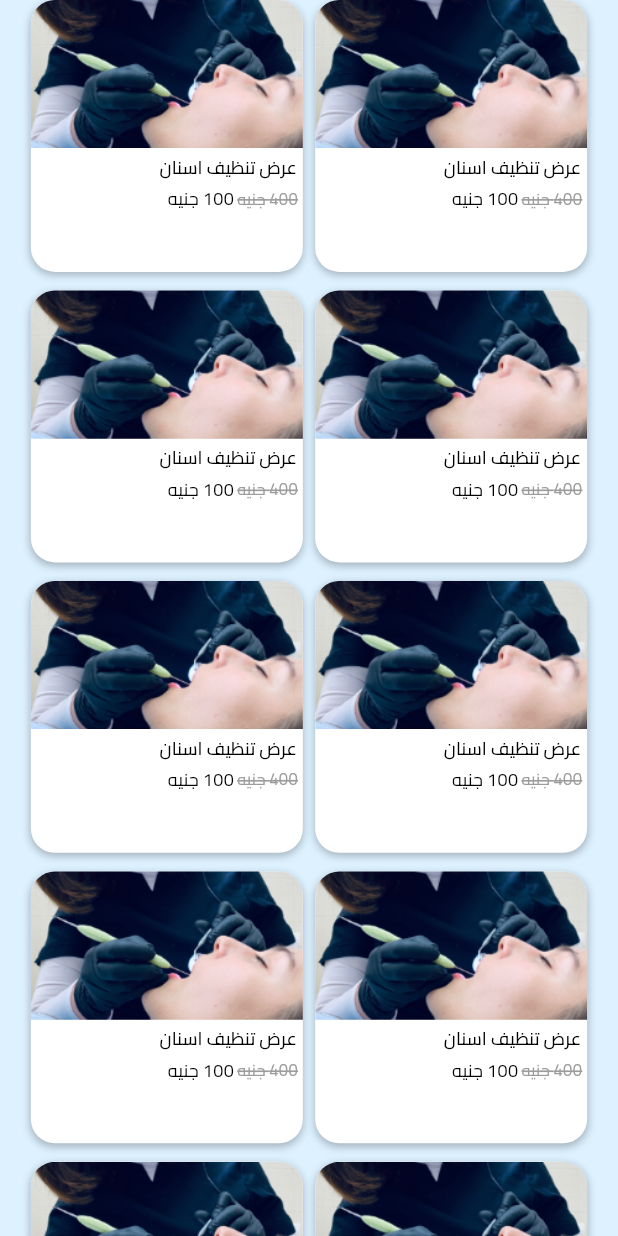
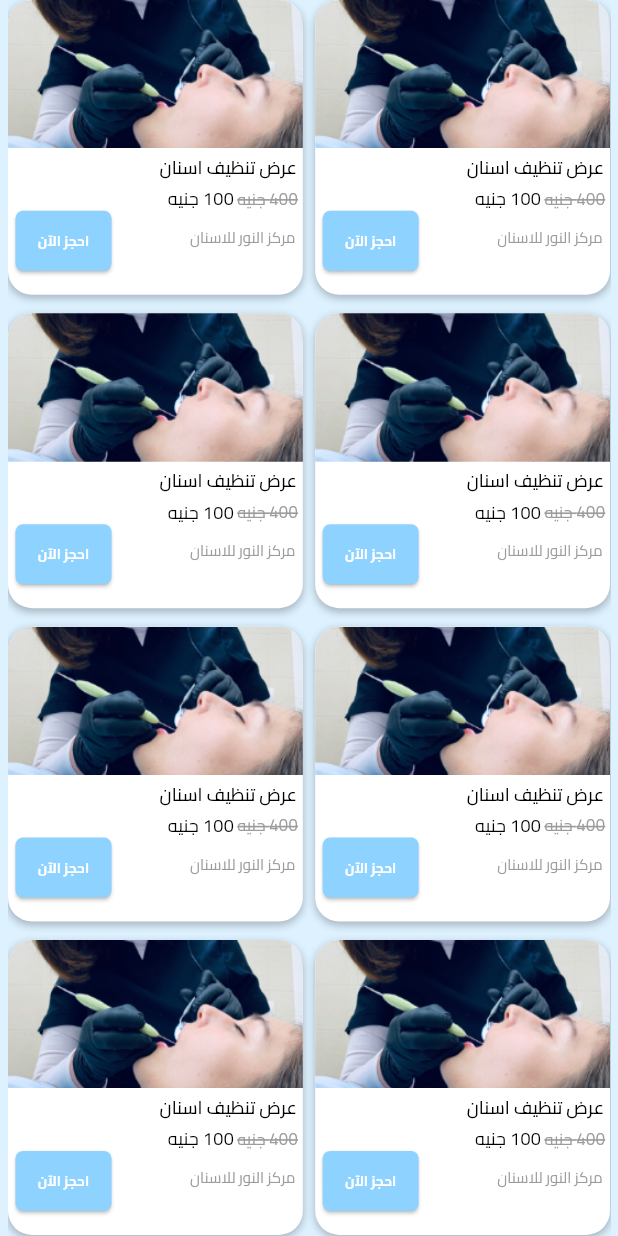
Before and after one commit to AhmedSlman/Doctory, a Flutter app: the HomeGridView widget shown alone on an empty page, opened directly, on a phone screen of 412 x 824 dp. Run offline on Flutter 3.47's test engine with Material 3 defaults, Android fonts, the phone set to English and light mode, and no system bars; our stand-ins replace go_router.

Commit message:
homeview last

```diff
--- a/lib/core/utils/app_strings.dart
+++ b/lib/core/utils/app_strings.dart
@@ -12,7 +12,8 @@ abstract class AppStrings {
       mobileNumber = 'رقم الهاتف',
       dateOfBirth = 'تاريخ الميلاد',
       categories = 'الاقسام',
-      offers='العروض';
+      offers='العروض',
+      bookNow='احجز الآن';
 
 
 
--- a/lib/core/utils/app_styles.dart
+++ b/lib/core/utils/app_styles.dart
@@ -60,4 +60,20 @@ abstract class AppStyles {
 
   );
 
+  static const s10 = TextStyle(
+    fontSize: 10,
+    fontFamily: "Cairo",
+    fontWeight: FontWeight.normal,
+    color: AppColors.greyForIcon,
+
+  );
+
+  static const sTextButton = TextStyle(
+    fontSize: 9,
+    fontFamily: "Cairo",
+    fontWeight: FontWeight.bold,
+    color: AppColors.whiteColor,
+
+  );
+
 }
--- a/lib/features/home/presentation/views/widgets/home_grid_view.dart
+++ b/lib/features/home/presentation/views/widgets/home_grid_view.dart
@@ -1,4 +1,6 @@
+import 'package:doctory/core/utils/app_colors.dart';
 import 'package:flutter/material.dart';
+import '../../../../../core/utils/app_strings.dart';
 import '../../../../../core/utils/app_styles.dart';
 
 class HomeGridView extends StatelessWidget {
@@ -9,10 +11,11 @@ class HomeGridView extends StatelessWidget {
     double height = MediaQuery.of(context).size.height;
     double width = MediaQuery.of(context).size.width;
 
-    return GridView.builder(
-      shrinkWrap: true,
-      physics: const NeverScrollableScrollPhysics(),
-      padding: EdgeInsets.symmetric(horizontal: width * 0.05),
+    return Padding(
+      padding: const EdgeInsets.only(left: 5, right: 5),
+      child: GridView.builder(
+        physics: const BouncingScrollPhysics(),
+        padding: EdgeInsets.symmetric(horizontal: width * 0.0008),
         gridDelegate: SliverGridDelegateWithFixedCrossAxisCount(
           crossAxisCount: 2,
           crossAxisSpacing: width * 0.02,
@@ -20,7 +23,9 @@ class HomeGridView extends StatelessWidget {
         ),
         itemCount: 10,
         itemBuilder: (context, index) {
-        return Container(
+          return Stack(
+            children: [
+              Container(
                 decoration: BoxDecoration(
                   color: Colors.white,
                   borderRadius: BorderRadius.circular(16),
@@ -45,7 +50,7 @@ class HomeGridView extends StatelessWidget {
                         width: double.infinity,
                         child: Image.asset(
                           'assets/images/test1.png',
-                    fit: BoxFit.cover,
+                          fit: BoxFit.fill,
                         ),
                       ),
                     ),
@@ -72,10 +77,47 @@ class HomeGridView extends StatelessWidget {
                         ],
                       ),
                     ),
+                    const SizedBox(height: 5),
+                    const Padding(
+                      padding: EdgeInsets.all(5.0),
+                      child: Text(
+                        'مركز النور للاسنان',
+                        style: AppStyles.s10,
+                      ),
+                    ),
                   ],
                 ),
+              ),
+              Positioned(
+                left: 5,
+                bottom: 12,
+                child: ElevatedButton(
+
+                  onPressed: () {
+                    // Add your onPressed code here!
+                  },
+                  style: ElevatedButton.styleFrom(
+                    backgroundColor:AppColors.primaryColor ,
+                    padding: const EdgeInsets.symmetric(
+                      horizontal: 2,
+                      vertical:2
+                    ),
+
+                    shape: RoundedRectangleBorder(
+                      borderRadius: BorderRadius.circular(5),
+                    )
+                  ),
+
+                  child:const Text(
+                    AppStrings.bookNow,
+                  style: AppStyles.sTextButton,
+                  ),
+                ),
+              ),
+            ],
           );
         },
+      ),
     );
   }
 }
--- a/lib/features/home/presentation/views/widgets/home_view_body.dart
+++ b/lib/features/home/presentation/views/widgets/home_view_body.dart
@@ -18,14 +18,14 @@ class HomeViewBody extends StatelessWidget {
           crossAxisAlignment: CrossAxisAlignment.start,
           children: [
             const CustomHomeAppBar(),
-            Text(
+            const Text(
               AppStrings.categories,
               style: AppStyles.sBlack15,
             ),
             SizedBox(height: MediaQuery.of(context).size.height * 0.01),
             const CategoriesListView(),
             SizedBox(height: MediaQuery.of(context).size.height * 0.01),
-            Text(
+            const Text(
               AppStrings.offers,
               style: AppStyles.sBlack15,
             ),
```
Lines whose indentation alone changed are shown as unchanged.
